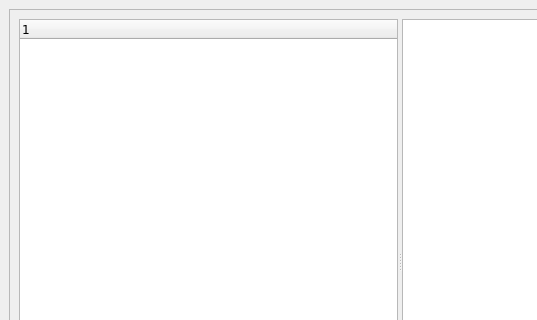
AliSalman-et-al/openmeta-analyst-community, file src/rc_metastudio/forms/results_window.ui: the form before one commit; both pictures show x 0 to 537 and y 0 to 320 of the 799 by 544 pixel window.
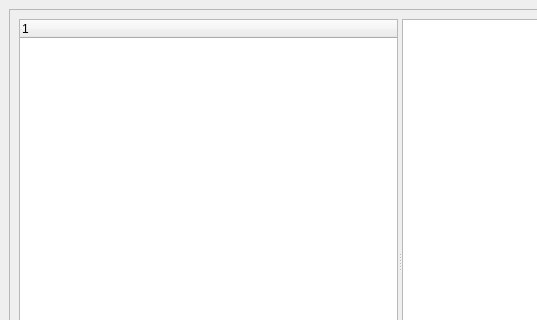
The form after the commit.

Commit message:
Make Results workspace adaptive
Add screen-safe Results placement, independent splitter persistence, local coalesced viewport reflow, and DPR-aware artifact fitting. Migrate plot editing to a bounded transactional dialog with explicit overflow.

Closes #296

Patch:
```diff
--- a/src/rc_metastudio/forms/results_window.ui
+++ b/src/rc_metastudio/forms/results_window.ui
@@ -10,11 +10,6 @@
     <height>544</height>
    </rect>
   </property>
-  <property name="font">
-   <font>
-    <family>Verdana</family>
-   </font>
-  </property>
   <property name="windowTitle">
    <string>Results / Analysis</string>
   </property>
@@ -22,17 +17,6 @@
    <layout class="QVBoxLayout" name="verticalLayout">
     <item>
      <widget class="QFrame" name="frame">
-       <property name="minimumSize">
-        <size>
-         <width>733</width>
-         <height>0</height>
-        </size>
-       </property>
-       <property name="font">
-        <font>
-         <family>Verdana</family>
-        </font>
-       </property>
        <property name="frameShape">
         <enum>QFrame::StyledPanel</enum>
        </property>
@@ -46,17 +30,6 @@
            <enum>Qt::Horizontal</enum>
           </property>
           <widget class="QTreeWidget" name="nav_tree">
-           <property name="maximumSize">
-            <size>
-             <width>16777215</width>
-             <height>16777215</height>
-            </size>
-           </property>
-           <property name="font">
-            <font>
-             <family>Verdana</family>
-            </font>
-           </property>
            <column>
             <property name="text">
              <string notr="true">1</string>
```
The commit also changes 10 other files.
